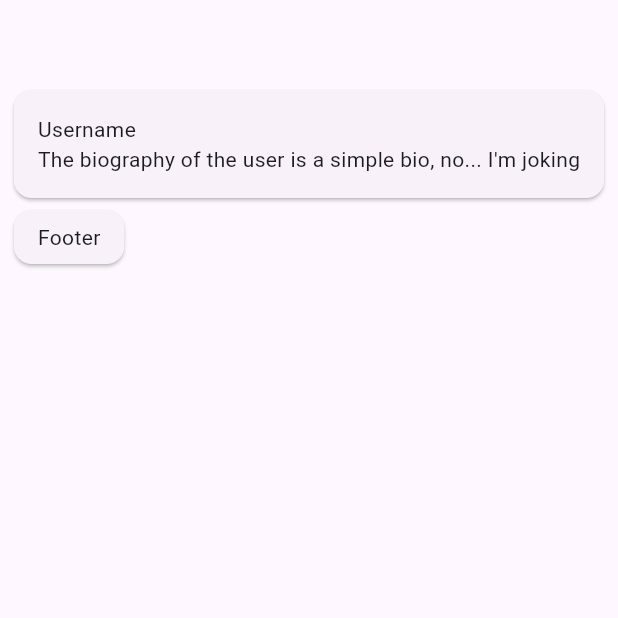
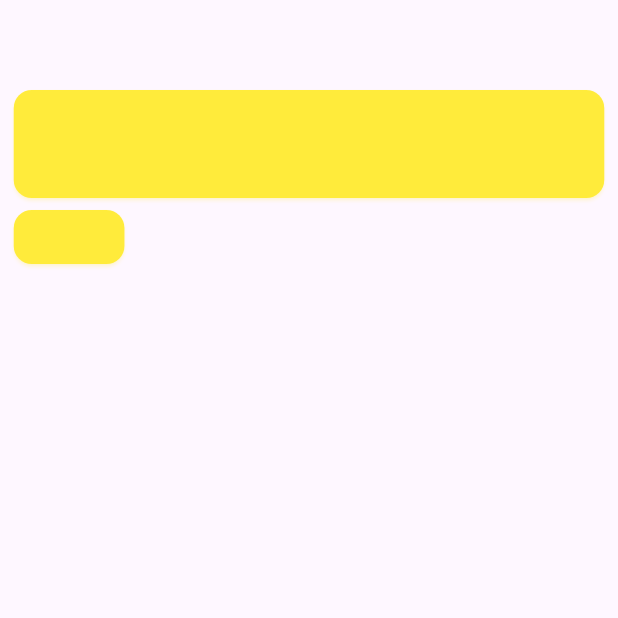
Before and after one commit to ThomasDevApps/flutter_highlight, a Flutter app: the screen it shows after launch, on a phone screen of 412 x 824 dp, the top half of it. Run offline on Flutter 3.47's test engine with Material 3 defaults, Android fonts, the phone set to English and light mode, and no system bars.

Commit message:
CHORE: Setup FlutterHighlight

```diff
--- a/lib/flutter_highlight.dart
+++ b/lib/flutter_highlight.dart
@@ -1,11 +1,72 @@
 import 'package:flutter/material.dart';
+import 'package:flutter/rendering.dart';
 
-class FlutterHighlight extends StatelessWidget {
+@immutable
+class FlutterHighlight extends StatefulWidget {
   final Widget child;
   const FlutterHighlight({super.key, required this.child});
 
   @override
+  State<FlutterHighlight> createState() => _FlutterHighlightState();
+}
+
+class _FlutterHighlightState extends State<FlutterHighlight> {
+  @override
   Widget build(BuildContext context) {
-    return child;
+    return _FlutterHighlightRender(child: widget.child);
   }
 }
+
+/// ----------------------------------------------------------------------------
+
+@immutable
+class _FlutterHighlightRender extends SingleChildRenderObjectWidget {
+  const _FlutterHighlightRender({super.child});
+
+  @override
+  _FlutterHighlightFilter createRenderObject(BuildContext context) {
+    return _FlutterHighlightFilter();
+  }
+}
+
+/// ----------------------------------------------------------------------------
+
+class _FlutterHighlightFilter extends RenderProxyBox {
+  @override
+  ShaderMaskLayer? get layer => super.layer as ShaderMaskLayer?;
+
+  @override
+  bool get alwaysNeedsCompositing => child != null;
+
+  double _offset(double start, double end, double percent) {
+    return start + (end - start) * percent;
+  }
+
+  @override
+  void paint(PaintingContext context, Offset offset) {
+    if (child != null) {
+      final double width = child!.size.width;
+      final double height = child!.size.height;
+
+      Rect rect;
+      double dx, dy;
+
+      dx = _offset(-width, width, 1);
+      dy = 0.0;
+      rect = Rect.fromLTWH(dx - width, dy, 3 * width, height);
+
+      layer ??= ShaderMaskLayer();
+      layer!
+        ..shader = LinearGradient(
+          begin: Alignment.centerLeft,
+          end: Alignment.centerRight,
+          colors: [Colors.yellow, Colors.yellow],
+        ).createShader(rect)
+        ..maskRect = offset & size
+        ..blendMode = BlendMode.srcIn;
+      context.pushLayer(layer!, super.paint, offset);
+    } else {
+      layer = null;
+    }
+  }
+}
```
